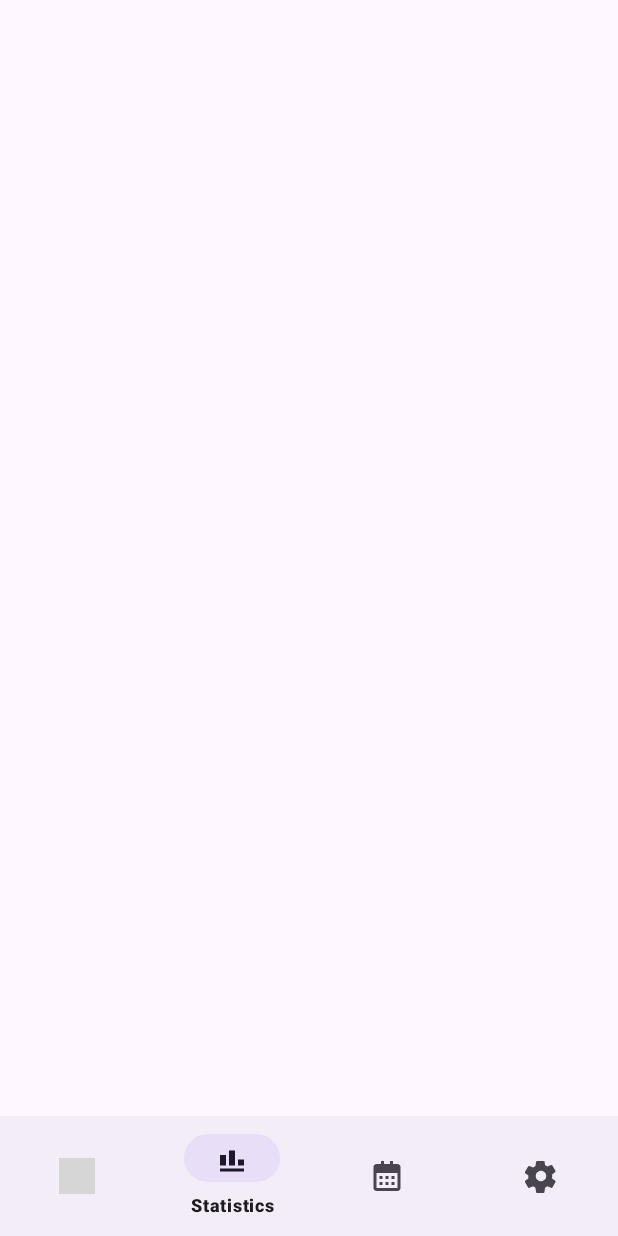
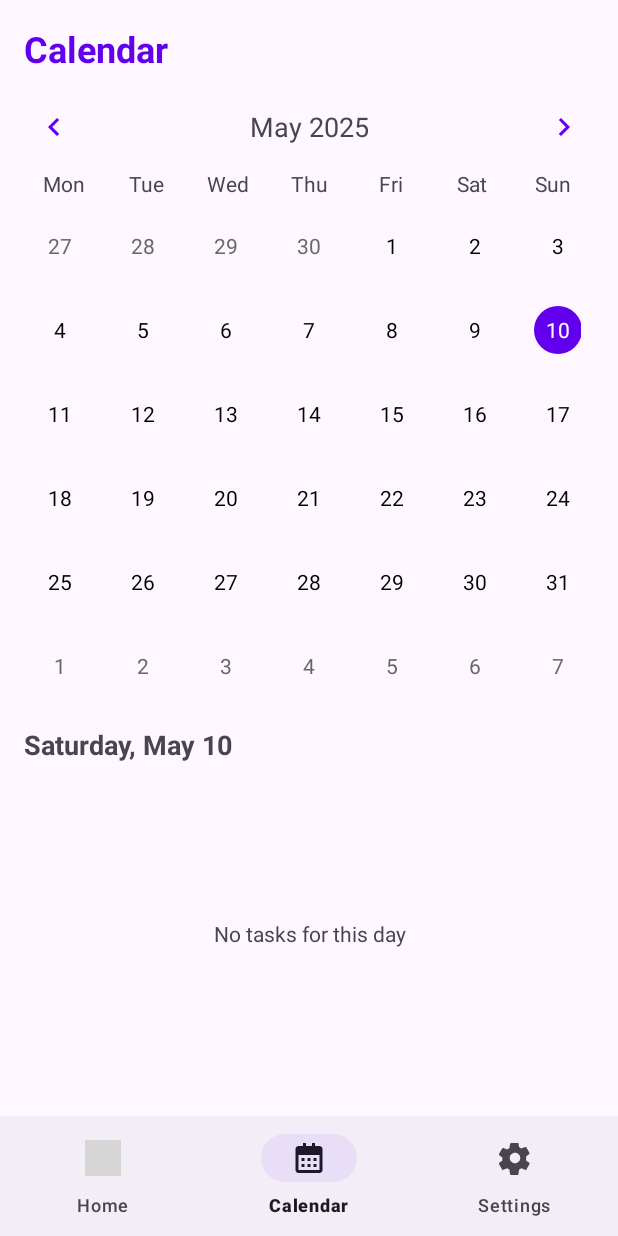
Before and after one commit to Yana7153/DreamPlan2, an Android app: the screen it shows after launch once a user with an empty profile is signed in (MainActivity), item 2 of the bottom bar chosen, on a phone screen of 412 x 824 dp. Run offline under Robolectric (Android 15) with nearby library versions, the phone set to English and light mode, and no system bars; our stand-ins replace Firebase (no records; nobody signed in at launch, a user with empty details on screens opened directly), Room's generated code; 5 statements that could not run were skipped; grey boxes are pictures that could not be loaded.

Commit message:
Settings not full

```diff
--- a/app/build.gradle.kts
+++ b/app/build.gradle.kts
@@ -33,6 +33,8 @@ android {
 }
 
 dependencies {
+//    implementation ("com.github.bumptech.glide:glide:4.12.0")
+//    annotationProcessor ("com.github.bumptech.glide:compiler:4.12.0")
     implementation(platform("com.google.firebase:firebase-bom:33.13.0"))
     implementation("com.google.firebase:firebase-analytics")
     implementation("com.google.firebase:firebase-auth")
--- a/app/src/main/AndroidManifest.xml
+++ b/app/src/main/AndroidManifest.xml
@@ -2,6 +2,7 @@
 <manifest xmlns:android="http://schemas.android.com/apk/res/android"
     xmlns:tools="http://schemas.android.com/tools">
 
+    <uses-permission android:name="android.permission.POST_NOTIFICATIONS" />
     <application
         android:hardwareAccelerated="true"
         android:allowBackup="true"
--- a/app/src/main/java/com/example/dreamplan/MainActivity.java
+++ b/app/src/main/java/com/example/dreamplan/MainActivity.java
@@ -12,6 +12,9 @@ import androidx.fragment.app.FragmentManager;
 import androidx.fragment.app.FragmentTransaction;
 
 import com.example.dreamplan.calendar.CalendarFragment;
+//import com.example.dreamplan.settings.SettingsFragment;
+import com.example.dreamplan.settings.NotificationHelper;
+import com.example.dreamplan.settings.SettingsFragment;
 import com.google.android.material.bottomnavigation.BottomNavigationView;
 import com.google.android.material.floatingactionbutton.FloatingActionButton;
 public class MainActivity extends AppCompatActivity {
@@ -22,12 +25,14 @@ public class MainActivity extends AppCompatActivity {
     protected void onCreate(Bundle savedInstanceState) {
         super.onCreate(savedInstanceState);
         setContentView(R.layout.activity_main);
+        NotificationHelper.createNotificationChannel(this);
 
         btnAddSection = findViewById(R.id.btnAddSection);
         bottomNavigationView = findViewById(R.id.bottom_navigation);
 
         setupFloatingActionButton();
         setupBottomNavigation();
+
 
         if (savedInstanceState == null) {
             loadFragment(new HomeFragment(), "home_fragment");
@@ -53,9 +58,11 @@ public class MainActivity extends AppCompatActivity {
             if (itemId == R.id.nav_home) {
                 selectedFragment = new HomeFragment();
                 tag = "home_fragment";
-            } else if (itemId == R.id.nav_statistics) {
-                selectedFragment = new StatisticsFragment();
-            } else if (itemId == R.id.nav_calendar) {
+            }
+//            else if (itemId == R.id.nav_statistics) {
+//                selectedFragment = new StatisticsFragment();
+//            }
+            else if (itemId == R.id.nav_calendar) {
                 selectedFragment = new CalendarFragment();
             } else if (itemId == R.id.nav_settings) {
                 selectedFragment = new SettingsFragment();
--- a/app/src/main/java/com/example/dreamplan/SettingsFragment.java
+++ /dev/null
@@ -1,6 +0,0 @@
-package com.example.dreamplan;
-
-import androidx.fragment.app.Fragment;
-
-public class SettingsFragment extends Fragment {
-}
--- a/app/src/main/java/com/example/dreamplan/database/DatabaseManager.java
+++ b/app/src/main/java/com/example/dreamplan/database/DatabaseManager.java
@@ -4,6 +4,7 @@ import static androidx.room.RoomMasterTable.TABLE_NAME;
 
 import android.content.Context;
 import android.database.sqlite.SQLiteDatabase;
+import android.database.sqlite.SQLiteException;
 import android.database.sqlite.SQLiteOpenHelper;
 import android.content.ContentValues;
 import android.database.Cursor;
@@ -86,19 +87,60 @@ public class DatabaseManager extends SQLiteOpenHelper {
 
     @Override
     public void onCreate(SQLiteDatabase db) {
-        db.execSQL(CREATE_TABLE_SECTIONS);
-        db.execSQL(CREATE_TABLE_TASKS);
+        try {
+            db.execSQL("CREATE TABLE IF NOT EXISTS " + TABLE_SECTIONS + " ("
+                    + COLUMN_ID + " INTEGER PRIMARY KEY AUTOINCREMENT, "
+                    + COLUMN_NAME + " TEXT NOT NULL, "
+                    + COLUMN_COLOR + " TEXT NOT NULL, "
+                    + COLUMN_NOTES + " TEXT)");
 
-        db.execSQL("CREATE TABLE users (" +
-                "id INTEGER PRIMARY KEY AUTOINCREMENT," +
-                "email TEXT UNIQUE," +
-                "password TEXT," +
-                "name TEXT)");
+            db.execSQL("CREATE TABLE IF NOT EXISTS " + TABLE_TASKS + " ("
+                    + COLUMN_TASK_ID + " INTEGER PRIMARY KEY AUTOINCREMENT, "
+                    + COLUMN_TASK_TITLE + " TEXT NOT NULL, "
+                    + COLUMN_TASK_DESCRIPTION + " TEXT, "
+                    + COLUMN_TASK_DUE_DATE + " TEXT, "
+                    + "color_res_id INTEGER, "
+                    + "icon_res_id INTEGER, "
+                    + COLUMN_TASK_SECTION_ID + " INTEGER, "
+                    + "is_recurring INTEGER DEFAULT 0, "
+                    + "start_date TEXT, "
+                    + "schedule TEXT, "
+                    + "time_preference TEXT, "
+                    + "FOREIGN KEY(" + COLUMN_TASK_SECTION_ID + ") REFERENCES "
+                    + TABLE_SECTIONS + "(" + COLUMN_ID + "))");
+
+            db.execSQL("CREATE TABLE IF NOT EXISTS users ("
+                    + "id INTEGER PRIMARY KEY AUTOINCREMENT,"
+                    + "email TEXT UNIQUE,"
+                    + "password TEXT,"
+                    + "name TEXT)");
+        } catch (SQLiteException e) {
+            Log.e("Database", "Error creating tables", e);
         }
+    }
+
+    public SQLiteDatabase getReadableDatabase() {
+        SQLiteDatabase db = super.getReadableDatabase();
+        if (!db.isOpen()) {
+            db = super.getReadableDatabase();
+        }
+        return db;
+    }
+
+    // Helper method to get writable database safely
+    public SQLiteDatabase getWritableDatabase() {
+        SQLiteDatabase db = super.getWritableDatabase();
+        if (!db.isOpen()) {
+            db = super.getWritableDatabase();
+        }
+        return db;
+    }
+
 
     @Override
     public void onUpgrade(SQLiteDatabase db, int oldVersion, int newVersion) {
-        // Improved upgrade path
+        // Only perform incremental upgrades
+        try {
             if (oldVersion < 2) {
                 db.execSQL("ALTER TABLE " + TABLE_TASKS + " ADD COLUMN color_res_id INTEGER");
                 db.execSQL("ALTER TABLE " + TABLE_TASKS + " ADD COLUMN icon_res_id INTEGER");
@@ -110,9 +152,11 @@ public class DatabaseManager extends SQLiteOpenHelper {
                 db.execSQL("ALTER TABLE " + TABLE_TASKS + " ADD COLUMN time_preference TEXT");
             }
 
-
-        db.execSQL("DROP TABLE IF EXISTS users");
-        onCreate(db);
+            // Don't drop tables unless absolutely necessary
+            // db.execSQL("DROP TABLE IF EXISTS users");
+        } catch (SQLiteException e) {
+            Log.e("Database", "Error upgrading database", e);
+        }
     }
 
     public void initializeDatabase() {
--- /dev/null
+++ b/app/src/main/java/com/example/dreamplan/settings/EditProfileFragment.java
@@ -0,0 +1,4 @@
+package com.example.dreamplan.settings;
+
+public class EditProfileFragment {
+}
--- /dev/null
+++ b/app/src/main/java/com/example/dreamplan/settings/NotificationHelper.java
@@ -0,0 +1,49 @@
+package com.example.dreamplan.settings;
+
+import android.app.NotificationChannel;
+import android.app.NotificationManager;
+import android.content.Context;
+import android.os.Build;
+
+import androidx.core.app.NotificationCompat;
+import androidx.core.app.NotificationManagerCompat;
+
+import com.example.dreamplan.R;
+
+
+
+    public class NotificationHelper {
+        private static final String CHANNEL_ID = "dreamplan_channel";
+        private static final String CHANNEL_NAME = "DreamPlan Notifications";
+        private static int notificationId = 0; // Use auto-incrementing ID
+
+        public static void createNotificationChannel(Context context) {
+            if (Build.VERSION.SDK_INT >= Build.VERSION_CODES.O) {
+                NotificationChannel channel = new NotificationChannel(
+                        CHANNEL_ID,
+                        CHANNEL_NAME,
+                        NotificationManager.IMPORTANCE_DEFAULT
+                );
+                NotificationManager manager = context.getSystemService(NotificationManager.class);
+                manager.createNotificationChannel(channel);
+            }
+        }
+
+        public static void showNotification(Context context, String title, String message) {
+            NotificationCompat.Builder builder = new NotificationCompat.Builder(context, CHANNEL_ID)
+                    .setSmallIcon(R.drawable.ic_notification)
+                    .setContentTitle(title)
+                    .setContentText(message)
+                    .setPriority(NotificationCompat.PRIORITY_DEFAULT);
+
+            NotificationManagerCompat manager = NotificationManagerCompat.from(context);
+
+            // Use unique ID for each notification
+            manager.notify(++notificationId, builder.build());
+        }
+
+        public static void cancelAllNotifications(Context context) {
+            NotificationManagerCompat manager = NotificationManagerCompat.from(context);
+            manager.cancelAll();
+        }
+    }
--- /dev/null
+++ b/app/src/main/res/drawable/circle_bg.xml
@@ -0,0 +1,6 @@
+<?xml version="1.0" encoding="utf-8"?>
+<shape xmlns:android="http://schemas.android.com/apk/res/android"
+    android:shape="oval">
+    <solid android:color="#E0E0E0"/>
+    <size android:width="48dp" android:height="48dp"/>
+</shape>
--- /dev/null
+++ b/app/src/main/res/drawable/ic_notification.xml
@@ -0,0 +1,11 @@
+<?xml version="1.0" encoding="utf-8"?>
+<vector xmlns:android="http://schemas.android.com/apk/res/android"
+    android:width="24dp"
+    android:height="24dp"
+    android:viewportWidth="24"
+    android:viewportHeight="24"
+    android:tint="?attr/colorControlNormal">
+    <path
+        android:fillColor="@android:color/white"
+        android:pathData="M12,22c1.1,0 2,-0.9 2,-2h-4c0,1.1 0.9,2 2,2zM18,16v-5c0,-3.07 -1.64,-5.64 -4.5,-6.32L13.5,4c0,-0.83 -0.67,-1.5 -1.5,-1.5s-1.5,0.67 -1.5,1.5v0.68C7.63,5.36 6,7.93 6,11v5l-2,2v1h16v-1l-2,-2z"/>
+</vector>
--- a/app/src/main/res/layout/fragment_add_task.xml
+++ b/app/src/main/res/layout/fragment_add_task.xml
@@ -32,7 +32,7 @@
                 android:background="?attr/selectableItemBackgroundBorderless"
                 android:contentDescription="Back"
                 android:scaleType="centerInside"
-                android:src="@drawable/arrow" />
+                android:src="@drawable/left_arrow" />
 
             <Button
                 android:id="@+id/btn_save"
--- a/app/src/main/res/menu/bottom_navigation_menu.xml
+++ b/app/src/main/res/menu/bottom_navigation_menu.xml
@@ -8,10 +8,10 @@
     android:title="Home" />
 
     <!-- Statistics -->
-    <item
-        android:id="@+id/nav_statistics"
-    android:icon="@drawable/ic_statistics"
-    android:title="Statistics" />
+<!--    <item-->
+<!--        android:id="@+id/nav_statistics"-->
+<!--    android:icon="@drawable/ic_statistics"-->
+<!--    android:title="Statistics" />-->
 
     <!-- Calendar -->
     <item
--- a/app/src/main/res/values/strings.xml
+++ b/app/src/main/res/values/strings.xml
@@ -23,4 +23,6 @@
     <string name="reset_email_sent">Reset link sent to your email</string>
 
     <string name="default_task_icon">Default Task Icon</string>
+
+    <string name="version_format">Version %s</string>
 </resources>
```
Also changed, not shown: app/src/main/java/com/example/dreamplan/settings/SettingsFragment.java (added, +108 -0 lines), app/src/main/res/drawable/ic_help.xml (added, +9 -0 lines), app/src/main/res/drawable/ic_logout.xml (added, +9 -0 lines), app/src/main/res/drawable/ic_profile.xml (added, +9 -0 lines), app/src/main/res/layout/fragment_settings.xml (added, +162 -0 lines), app/src/main/res/values/styles.xml (+14 -0 lines), app/src/main/res/drawable/left_arrow.png (added). Lines whose indentation alone changed are shown as unchanged.
